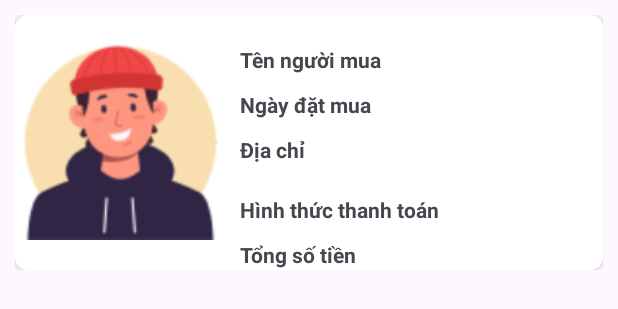
After one commit to AICY-GIT/AppDoDienTu, an Android app: the layout order_item_admin.xml on its own in the app's theme, with its tools: preview values and no code run, on a phone screen of 412 x 824 dp. The commit adds this screen. Shown: the top 309 px of the screen. Run offline under Robolectric (Android 15) with nearby library versions, the phone set to English and light mode, and no system bars.

Commit message:
Show all user orders

```diff
--- a/app/src/main/java/com/example/tk_app/OrderDetailAdapter.kt
+++ b/app/src/main/java/com/example/tk_app/OrderDetailAdapter.kt
@@ -81,13 +81,13 @@ class OrderDetailAdapter(
 
                 override fun onCancelled(error: DatabaseError) {
                     // Xử lý lỗi cơ sở dữ liệu
-                    Toast.makeText(context, "Database Error: ${error.message}", Toast.LENGTH_SHORT)
-                        .show()
+//                    Toast.makeText(context, "Database Error: ${error.message}", Toast.LENGTH_SHORT)
+//                        .show()
                 }
             })
         } else {
             // Xử lý trường hợp productId là null
-            Toast.makeText(context, "Product ID is null", Toast.LENGTH_SHORT).show()
+            //Toast.makeText(context, "Product ID is null", Toast.LENGTH_SHORT).show()
         }
     }
 
--- a/app/src/main/java/com/example/tk_app/account/AdminActivity.kt
+++ b/app/src/main/java/com/example/tk_app/account/AdminActivity.kt
@@ -8,6 +8,7 @@ import com.example.tk_app.R
 import com.example.tk_app.classify_product.ClassifyActivity
 import com.example.tk_app.classify_product.admin_products.ProductListActivity
 import com.example.tk_app.classify_product.admin_products.ProductsActivity
+import com.example.tk_app.customer.OrderActivity
 import com.example.tk_app.voucher.CreateVoucherActivity
 
 class AdminActivity : AppCompatActivity() {
@@ -25,7 +26,7 @@ class AdminActivity : AppCompatActivity() {
         }
         btn_click_products = findViewById(R.id.btn_click_products)
         btn_click_products.setOnClickListener {
-            val intent = Intent(this, ProductsActivity::class.java)
+            val intent = Intent(this,OrderActivity::class.java)
             startActivity(intent)
         }
         btn_click_voucher = findViewById(R.id.btn_click_voucher)
--- /dev/null
+++ b/app/src/main/res/layout/order_item_admin.xml
@@ -0,0 +1,68 @@
+<?xml version="1.0" encoding="utf-8"?>
+<LinearLayout xmlns:android="http://schemas.android.com/apk/res/android"
+    xmlns:app="http://schemas.android.com/apk/res-auto"
+    android:layout_width="match_parent"
+    android:layout_height="wrap_content"
+    android:orientation="horizontal"
+    android:padding="10dp"
+    android:paddingBottom="20dp">
+
+    <androidx.cardview.widget.CardView
+        android:layout_width="match_parent"
+        android:layout_height="match_parent"
+        app:cardCornerRadius="8dp">
+
+        <ImageView
+            android:id="@+id/iv_product_image_admin"
+            android:layout_width="130dp"
+            android:layout_height="130dp"
+            android:layout_marginStart="5dp"
+            android:layout_marginTop="20dp"
+            android:src="@drawable/edit_1" />
+
+        <TextView
+            android:id="@+id/tv_order_name_admin"
+            android:layout_width="200dp"
+            android:layout_height="wrap_content"
+            android:layout_marginStart="150dp"
+            android:layout_marginTop="20dp"
+            android:text="Tên người mua"
+            android:textStyle="bold" />
+
+        <TextView
+            android:id="@+id/tv_order_date_admin"
+            android:layout_width="200dp"
+            android:layout_height="20dp"
+            android:layout_marginStart="150dp"
+            android:layout_marginTop="50dp"
+            android:text="Ngày đặt mua"
+            android:textStyle="bold" />
+
+        <TextView
+            android:id="@+id/tv_order_address_admin"
+            android:layout_width="200dp"
+            android:layout_height="wrap_content"
+            android:layout_marginStart="150dp"
+            android:layout_marginTop="80dp"
+            android:text="Địa chỉ"
+            android:textStyle="bold" />
+
+        <TextView
+            android:id="@+id/tv_order_payment_admin"
+            android:layout_width="200dp"
+            android:layout_height="20dp"
+            android:layout_marginStart="150dp"
+            android:layout_marginTop="120dp"
+            android:text="Hình thức thanh toán"
+            android:textStyle="bold" />
+
+        <TextView
+            android:id="@+id/tv_order_total_price_admin"
+            android:layout_width="200dp"
+            android:layout_height="20dp"
+            android:layout_marginStart="150dp"
+            android:layout_marginTop="150dp"
+            android:text="Tổng số tiền"
+            android:textStyle="bold" />
+    </androidx.cardview.widget.CardView>
+</LinearLayout>
```
Also changed, not shown: app/src/main/java/com/example/tk_app/customer/OrderActivity.kt (+10 -8 lines), app/src/main/java/com/example/tk_app/customer/OrderAdapter.kt (+41 -23 lines).
